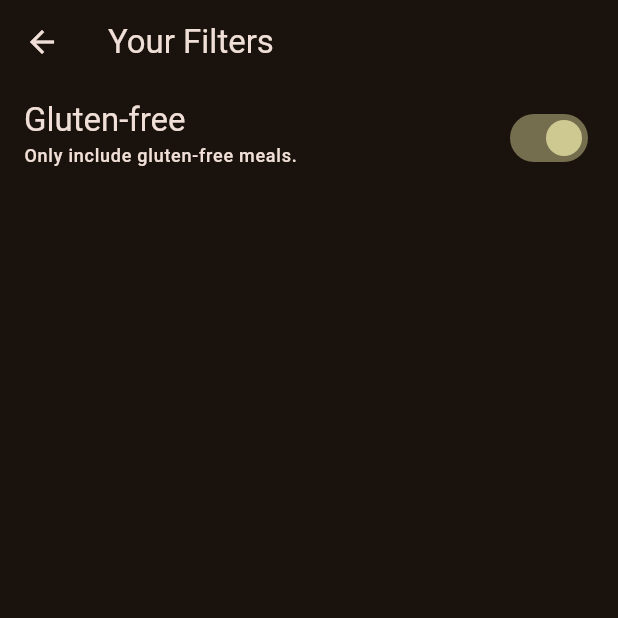
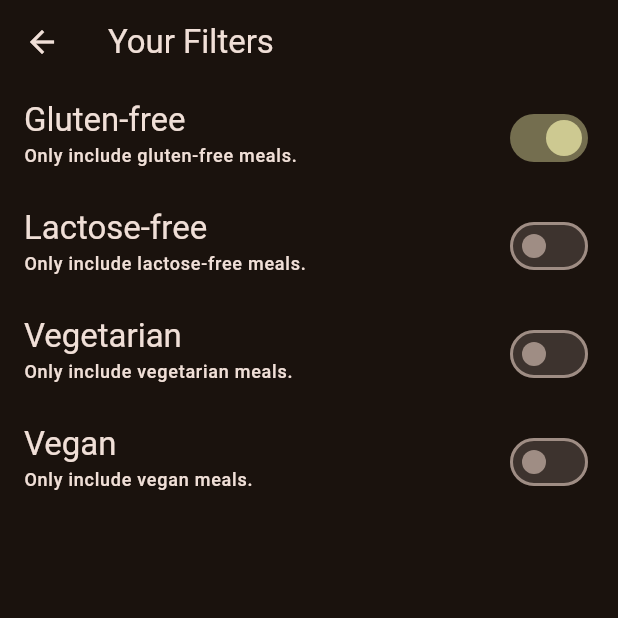
Before and after one commit to MarkMahrous/Meals_App, a Flutter app: the FiltersScreen screen opened directly, after a tap on "Gluten-free", on a phone screen of 412 x 824 dp, the top half of it. Run offline on Flutter 3.47's test engine with Material 3 defaults, Android fonts, the phone set to English and light mode, and no system bars; our stand-ins replace transparent_image.

Commit message:
add more filters options

```diff
--- a/lib/screens/filters_screen.dart
+++ b/lib/screens/filters_screen.dart
@@ -1,14 +1,18 @@
 import 'package:flutter/material.dart';
+import 'package:meals_app/widgets/filter_option.dart';
+// import 'package:meals_app/screens/tab_screen.dart';
+// import 'package:meals_app/widgets/drawer.dart';
 
-class FiltersScreen extends StatefulWidget {
+class FiltersScreen extends StatelessWidget {
   const FiltersScreen({super.key});
 
-  @override
-  State<FiltersScreen> createState() => _FiltersScreenState();
-}
+  final _isGlutenFree = false;
 
-class _FiltersScreenState extends State<FiltersScreen> {
-  var _isGlutenFree = false;
+  final _isLactoseFree = false;
+
+  final _isVegetarian = false;
+
+  final _isVegan = false;
 
   @override
   Widget build(BuildContext context) {
@@ -16,29 +20,39 @@ class _FiltersScreenState extends State<FiltersScreen> {
       appBar: AppBar(
         title: const Text('Your Filters'),
       ),
+      // drawer: MainDrawer(
+      //   setScreen: (indentifier) {
+      //     Navigator.of(context).pop();
+      //     if (indentifier == 'Meals') {
+      //       Navigator.of(context).push(
+      //         MaterialPageRoute(
+      //           builder: (ctx) => const TabsScreen(),
+      //         ),
+      //       );
+      //     }
+      //   },
+      // ),
       body: Column(
         children: [
-          SwitchListTile(
+          FilterOption(
             value: _isGlutenFree,
-            onChanged: (isChecked) {
-              setState(() {
-                _isGlutenFree = isChecked;
-              });
-            },
-            title: Text(
-              'Gluten-free',
-              style: Theme.of(context).textTheme.titleLarge!.copyWith(
-                    color: Theme.of(context).colorScheme.onBackground,
-                  ),
-            ),
-            subtitle: Text(
-              'Only include gluten-free meals.',
-              style: Theme.of(context).textTheme.labelMedium!.copyWith(
-                    color: Theme.of(context).colorScheme.onBackground,
-                  ),
-            ),
-            activeColor: Theme.of(context).colorScheme.tertiary,
-            contentPadding: const EdgeInsets.only(left: 16, right: 16),
+            title: 'Gluten-free',
+            subtitle: 'Only include gluten-free meals.',
+          ),
+          FilterOption(
+            value: _isLactoseFree,
+            title: 'Lactose-free',
+            subtitle: 'Only include lactose-free meals.',
+          ),
+          FilterOption(
+            value: _isVegetarian,
+            title: 'Vegetarian',
+            subtitle: 'Only include vegetarian meals.',
+          ),
+          FilterOption(
+            value: _isVegan,
+            title: 'Vegan',
+            subtitle: 'Only include vegan meals.',
           ),
         ],
       ),
--- a/lib/screens/tab_screen.dart
+++ b/lib/screens/tab_screen.dart
@@ -51,15 +51,13 @@ class _TabsScreenState extends State<TabsScreen> {
   }
 
   void _setScreen(String indentifier) {
+    Navigator.of(context).pop();
     if (indentifier == 'Filters') {
-      Navigator.of(context).pop();
       Navigator.of(context).push(
         MaterialPageRoute(
           builder: (ctx) => const FiltersScreen(),
         ),
       );
-    } else {
-      Navigator.of(context).pop();
     }
   }
 
--- /dev/null
+++ b/lib/widgets/filter_option.dart
@@ -0,0 +1,45 @@
+import 'package:flutter/material.dart';
+
+// ignore: must_be_immutable
+class FilterOption extends StatefulWidget {
+  FilterOption(
+      {super.key,
+      required this.value,
+      required this.title,
+      required this.subtitle});
+
+  bool value;
+  final String title;
+  final String subtitle;
+
+  @override
+  State<FilterOption> createState() => _FilterOptionState();
+}
+
+class _FilterOptionState extends State<FilterOption> {
+  @override
+  Widget build(BuildContext context) {
+    return SwitchListTile(
+      value: widget.value,
+      onChanged: (isChecked) {
+        setState(() {
+          widget.value = isChecked;
+        });
+      },
+      title: Text(
+        widget.title,
+        style: Theme.of(context).textTheme.titleLarge!.copyWith(
+              color: Theme.of(context).colorScheme.onBackground,
+            ),
+      ),
+      subtitle: Text(
+        widget.subtitle,
+        style: Theme.of(context).textTheme.labelMedium!.copyWith(
+              color: Theme.of(context).colorScheme.onBackground,
+            ),
+      ),
+      activeColor: Theme.of(context).colorScheme.tertiary,
+      contentPadding: const EdgeInsets.only(left: 16, right: 16),
+    );
+  }
+}
```
